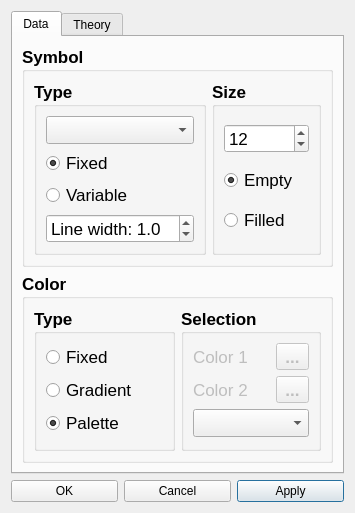
The window that RepTate/gui/markerSettings.ui (jorge-ramirez-upm/RepTate) describes before a commit, drawn with Qt 5.
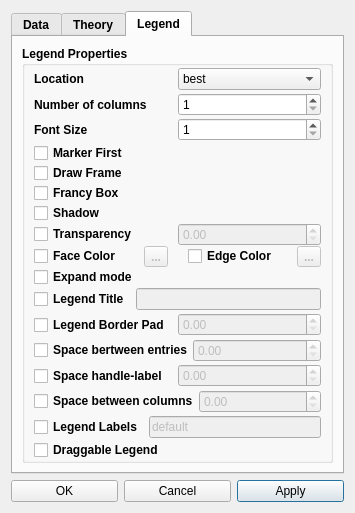
The same window after the commit. The open tabs and pages were chosen to show the change. Icons and pictures are not drawn.

Commit message: NEW: Legend settings

The edit to the form file:
```diff
--- a/RepTate/gui/markerSettings.ui
+++ b/RepTate/gui/markerSettings.ui
@@ -7,7 +7,7 @@
     <x>0</x>
     <y>0</y>
     <width>355</width>
-    <height>475</height>
+    <height>483</height>
    </rect>
   </property>
   <property name="windowTitle">
@@ -23,6 +23,12 @@
   <layout class="QVBoxLayout" name="verticalLayout">
    <item>
     <widget class="QTabWidget" name="tabWidget">
+     <property name="font">
+      <font>
+       <weight>75</weight>
+       <bold>true</bold>
+      </font>
+     </property>
      <property name="layoutDirection">
       <enum>Qt::LeftToRight</enum>
      </property>
@@ -497,6 +503,810 @@
        </item>
       </layout>
      </widget>
+     <widget class="QWidget" name="legend">
+      <attribute name="title">
+       <string>Legend</string>
+      </attribute>
+      <layout class="QVBoxLayout" name="verticalLayout_9">
+       <item>
+        <widget class="QGroupBox" name="groupBox_7">
+         <property name="title">
+          <string>Legend Properties</string>
+         </property>
+         <layout class="QVBoxLayout" name="verticalLayout_11">
+          <property name="spacing">
+           <number>0</number>
+          </property>
+          <property name="topMargin">
+           <number>0</number>
+          </property>
+          <property name="bottomMargin">
+           <number>0</number>
+          </property>
+          <item>
+           <widget class="QFrame" name="frameLocation">
+            <property name="frameShape">
+             <enum>QFrame::NoFrame</enum>
+            </property>
+            <property name="frameShadow">
+             <enum>QFrame::Raised</enum>
+            </property>
+            <layout class="QHBoxLayout" name="horizontalLayout_2">
+             <property name="spacing">
+              <number>0</number>
+             </property>
+             <property name="leftMargin">
+              <number>0</number>
+             </property>
+             <property name="topMargin">
+              <number>0</number>
+             </property>
+             <property name="rightMargin">
+              <number>0</number>
+             </property>
+             <property name="bottomMargin">
+              <number>0</number>
+             </property>
+             <item>
+              <widget class="QLabel" name="label">
+               <property name="toolTip">
+                <string>The location of the legend</string>
+               </property>
+               <property name="text">
+                <string>Location</string>
+               </property>
+              </widget>
+             </item>
+             <item>
+              <widget class="QComboBox" name="locationComboBox">
+               <property name="font">
+                <font>
+                 <weight>50</weight>
+                 <bold>false</bold>
+                </font>
+               </property>
+               <item>
+                <property name="text">
+                 <string>best</string>
+                </property>
+               </item>
+               <item>
+                <property name="text">
+                 <string>upper right</string>
+                </property>
+               </item>
+               <item>
+                <property name="text">
+                 <string>upper left</string>
+                </property>
+               </item>
+               <item>
+                <property name="text">
+                 <string>lower left</string>
+                </property>
+               </item>
+               <item>
+                <property name="text">
+                 <string>lower right</string>
+                </property>
+               </item>
+               <item>
+                <property name="text">
+                 <string>right</string>
+                </property>
+               </item>
+               <item>
+                <property name="text">
+                 <string>center left</string>
+                </property>
+               </item>
+               <item>
+                <property name="text">
+                 <string>center right</string>
+                </property>
+               </item>
+               <item>
+                <property name="text">
+                 <string>lower center</string>
+                </property>
+               </item>
+               <item>
+                <property name="text">
+                 <string>upper center</string>
+                </property>
+               </item>
+               <item>
+                <property name="text">
+                 <string>center</string>
+                </property>
+               </item>
+              </widget>
+             </item>
+            </layout>
+           </widget>
+          </item>
+          <item>
+           <widget class="QFrame" name="frameColumns">
+            <property name="frameShape">
+             <enum>QFrame::NoFrame</enum>
+            </property>
+            <property name="frameShadow">
+             <enum>QFrame::Raised</enum>
+            </property>
+            <layout class="QHBoxLayout" name="horizontalLayout_7">
+             <property name="spacing">
+              <number>0</number>
+             </property>
+             <property name="leftMargin">
+              <number>0</number>
+             </property>
+             <property name="topMargin">
+              <number>0</number>
+             </property>
+             <property name="rightMargin">
+              <number>0</number>
+             </property>
+             <property name="bottomMargin">
+              <number>0</number>
+             </property>
+             <item>
+              <widget class="QLabel" name="label_2">
+               <property name="toolTip">
+                <string>The number of columns that the legend has</string>
+               </property>
+               <property name="text">
+                <string>Number of columns</string>
+               </property>
+              </widget>
+             </item>
+             <item>
+              <widget class="QSpinBox" name="colSpinBox">
+               <property name="font">
+                <font>
+                 <weight>50</weight>
+                 <bold>false</bold>
+                </font>
+               </property>
+               <property name="minimum">
+                <number>1</number>
+               </property>
+               <property name="maximum">
+                <number>10</number>
+               </property>
+              </widget>
+             </item>
+            </layout>
+           </widget>
+          </item>
+          <item>
+           <widget class="QFrame" name="frameFont">
+            <property name="frameShape">
+             <enum>QFrame::NoFrame</enum>
+            </property>
+            <property name="frameShadow">
+             <enum>QFrame::Raised</enum>
+            </property>
+            <layout class="QHBoxLayout" name="horizontalLayout_8">
+             <property name="spacing">
+              <number>0</number>
+             </property>
+             <property name="leftMargin">
+              <number>0</number>
+             </property>
+             <property name="topMargin">
+              <number>0</number>
+             </property>
+             <property name="rightMargin">
+              <number>0</number>
+             </property>
+             <property name="bottomMargin">
+              <number>0</number>
+             </property>
+             <item>
+              <widget class="QLabel" name="label_3">
+               <property name="toolTip">
+                <string>Font size of the legend</string>
+               </property>
+               <property name="text">
+                <string>Font Size</string>
+               </property>
+              </widget>
+             </item>
+             <item>
+              <widget class="QSpinBox" name="fontsizeSpinBox">
+               <property name="font">
+                <font>
+                 <weight>50</weight>
+                 <bold>false</bold>
+                </font>
+               </property>
+               <property name="minimum">
+                <number>1</number>
+               </property>
+              </widget>
+             </item>
+            </layout>
+           </widget>
+          </item>
+          <item>
+           <widget class="QFrame" name="frameBoolean">
+            <property name="frameShape">
+             <enum>QFrame::NoFrame</enum>
+            </property>
+            <property name="frameShadow">
+             <enum>QFrame::Raised</enum>
+            </property>
+            <layout class="QGridLayout" name="gridLayout_2">
+             <property name="leftMargin">
+              <number>0</number>
+             </property>
+             <property name="topMargin">
+              <number>0</number>
+             </property>
+             <property name="rightMargin">
+              <number>0</number>
+             </property>
+             <property name="bottomMargin">
+              <number>0</number>
+             </property>
+             <property name="spacing">
+              <number>0</number>
+             </property>
+             <item row="7" column="0">
+              <widget class="QFrame" name="frameColors">
+               <property name="frameShape">
+                <enum>QFrame::NoFrame</enum>
+               </property>
+               <property name="frameShadow">
+                <enum>QFrame::Raised</enum>
+               </property>
+               <layout class="QHBoxLayout" name="horizontalLayout_10">
+                <property name="spacing">
+                 <number>20</number>
+                </property>
+                <property name="leftMargin">
+                 <number>0</number>
+                </property>
+                <property name="topMargin">
+                 <number>0</number>
+                </property>
+                <property name="rightMargin">
+                 <number>0</number>
+                </property>
+                <property name="bottomMargin">
+                 <number>0</number>
+                </property>
+                <item>
+                 <layout class="QHBoxLayout" name="horizontalLayout_17">
+                  <property name="spacing">
+                   <number>0</number>
+                  </property>
+                  <item>
+                   <widget class="QCheckBox" name="facecolorCheckBox">
+                    <property name="toolTip">
+                     <string>Legend’s background color</string>
+                    </property>
+                    <property name="text">
+                     <string>Face Color</string>
+                    </property>
+                   </widget>
+                  </item>
+                  <item>
+                   <widget class="QLabel" name="labelFaceColor">
+                    <property name="enabled">
+                     <bool>false</bool>
+                    </property>
+                    <property name="font">
+                     <font>
+                      <weight>50</weight>
+                      <bold>false</bold>
+                     </font>
+                    </property>
+                    <property name="text">
+                     <string/>
+                    </property>
+                   </widget>
+                  </item>
+                  <item>
+                   <widget class="QToolButton" name="pickFaceColor">
+                    <property name="enabled">
+                     <bool>false</bool>
+                    </property>
+                    <property name="text">
+                     <string>...</string>
+                    </property>
+                   </widget>
+                  </item>
+                 </layout>
+                </item>
+                <item>
+                 <layout class="QHBoxLayout" name="horizontalLayout_18">
+                  <property name="spacing">
+                   <number>0</number>
+                  </property>
+                  <item>
+                   <widget class="QCheckBox" name="edgecolorCheckBox">
+                    <property name="toolTip">
+                     <string>Legend’s background patch edge color</string>
+                    </property>
+                    <property name="text">
+                     <string>Edge Color</string>
+                    </property>
+                   </widget>
+                  </item>
+                  <item>
+                   <widget class="QLabel" name="labelEdgeColor">
+                    <property name="enabled">
+                     <bool>false</bool>
+                    </property>
+                    <property name="font">
+                     <font>
+                      <weight>50</weight>
+                      <bold>false</bold>
+                     </font>
+                    </property>
+                    <property name="text">
+                     <string/>
+                    </property>
+                   </widget>
+                  </item>
+                  <item>
+                   <widget class="QToolButton" name="pickEdgeColor">
+                    <property name="enabled">
+                     <bool>false</bool>
+                    </property>
+                    <property name="text">
+                     <string>...</string>
+                    </property>
+                   </widget>
+                  </item>
+                 </layout>
+                </item>
+               </layout>
+              </widget>
+             </item>
+             <item row="2" column="0">
+              <widget class="QCheckBox" name="fancyboxCheckBox">
+               <property name="toolTip">
+                <string>Draw legend frame with round edges?</string>
+               </property>
+               <property name="text">
+                <string>Francy Box</string>
+               </property>
+              </widget>
+             </item>
+             <item row="0" column="0">
+              <widget class="QCheckBox" name="markerfirstCheckBox">
+               <property name="toolTip">
+                <string>If True, legend marker is placed to the left of the legend label</string>
+               </property>
+               <property name="text">
+                <string>Marker First</string>
+               </property>
+              </widget>
+             </item>
+             <item row="1" column="0">
+              <widget class="QCheckBox" name="frameonCheckBox">
+               <property name="toolTip">
+                <string>Draw the legend inside a patch (frame)?</string>
+               </property>
+               <property name="text">
+                <string>Draw Frame</string>
+               </property>
+              </widget>
+             </item>
+             <item row="4" column="0">
+              <widget class="QFrame" name="frameTransparency">
+               <property name="frameShape">
+                <enum>QFrame::NoFrame</enum>
+               </property>
+               <property name="frameShadow">
+                <enum>QFrame::Raised</enum>
+               </property>
+               <layout class="QHBoxLayout" name="horizontalLayout_9">
+                <property name="spacing">
+                 <number>0</number>
+                </property>
+                <property name="leftMargin">
+                 <number>0</number>
+                </property>
+                <property name="topMargin">
+                 <number>0</number>
+                </property>
+                <property name="rightMargin">
+                 <number>0</number>
+                </property>
+                <property name="bottomMargin">
+                 <number>0</number>
+                </property>
+                <item>
+                 <widget class="QCheckBox" name="framealphaCheckBox">
+                  <property name="toolTip">
+                   <string>Alpha transparency of the legend’s background</string>
+                  </property>
+                  <property name="text">
+                   <string>Transparency</string>
+                  </property>
+                 </widget>
+                </item>
+                <item>
+                 <widget class="QDoubleSpinBox" name="framealphaSpinBox">
+                  <property name="enabled">
+                   <bool>false</bool>
+                  </property>
+                  <property name="font">
+                   <font>
+                    <weight>50</weight>
+                    <bold>false</bold>
+                   </font>
+                  </property>
+                  <property name="maximum">
+                   <double>1.000000000000000</double>
+                  </property>
+                  <property name="singleStep">
+                   <double>0.050000000000000</double>
+                  </property>
+                 </widget>
+                </item>
+               </layout>
+              </widget>
+             </item>
+             <item row="9" column="0">
+              <widget class="QCheckBox" name="modeCheckBox">
+               <property name="toolTip">
+                <string>Expand the legend horizontally to fill the axes area?</string>
+               </property>
+               <property name="text">
+                <string>Expand mode</string>
+               </property>
+              </widget>
+             </item>
+             <item row="3" column="0">
+              <widget class="QCheckBox" name="shadowCheckBox">
+               <property name="toolTip">
+                <string>Draw a shadow behind the legend?</string>
+               </property>
+               <property name="text">
+                <string>Shadow</string>
+               </property>
+              </widget>
+             </item>
+            </layout>
+           </widget>
+          </item>
+          <item>
+           <widget class="QFrame" name="frameTitle">
+            <property name="frameShape">
+             <enum>QFrame::NoFrame</enum>
+            </property>
+            <property name="frameShadow">
+             <enum>QFrame::Raised</enum>
+            </property>
+            <layout class="QHBoxLayout" name="horizontalLayout_11">
+             <property name="spacing">
+              <number>6</number>
+             </property>
+             <property name="leftMargin">
+              <number>0</number>
+             </property>
+             <property name="topMargin">
+              <number>0</number>
+             </property>
+             <property name="rightMargin">
+              <number>0</number>
+             </property>
+             <property name="bottomMargin">
+              <number>0</number>
+             </property>
+             <item>
+              <widget class="QCheckBox" name="legendtitleCheckBox">
+               <property name="toolTip">
+                <string>Set Legend Title (default None)</string>
+               </property>
+               <property name="text">
+                <string>Legend Title</string>
+               </property>
+              </widget>
+             </item>
+             <item>
+              <widget class="QLineEdit" name="legendtitleStr">
+               <property name="enabled">
+                <bool>false</bool>
+               </property>
+               <property name="toolTip">
+                <string>Legend’s title (none if left empty)</string>
+               </property>
+              </widget>
+             </item>
+            </layout>
+           </widget>
+          </item>
+          <item>
+           <widget class="QFrame" name="borderpadframe">
+            <property name="frameShape">
+             <enum>QFrame::NoFrame</enum>
+            </property>
+            <property name="frameShadow">
+             <enum>QFrame::Raised</enum>
+            </property>
+            <layout class="QHBoxLayout" name="horizontalLayout_13">
+             <property name="spacing">
+              <number>0</number>
+             </property>
+             <property name="leftMargin">
+              <number>0</number>
+             </property>
+             <property name="topMargin">
+              <number>0</number>
+             </property>
+             <property name="rightMargin">
+              <number>0</number>
+             </property>
+             <property name="bottomMargin">
+              <number>0</number>
+             </property>
+             <item>
+              <widget class="QCheckBox" name="borderpadCheckBox">
+               <property name="toolTip">
+                <string>Fractional whitespace inside the legend border</string>
+               </property>
+               <property name="text">
+                <string>Legend Border Pad</string>
+               </property>
+              </widget>
+             </item>
+             <item>
+              <widget class="QDoubleSpinBox" name="borderpadSpinBox">
+               <property name="enabled">
+                <bool>false</bool>
+               </property>
+               <property name="font">
+                <font>
+                 <weight>50</weight>
+                 <bold>false</bold>
+                </font>
+               </property>
+               <property name="maximum">
+                <double>1.000000000000000</double>
+               </property>
+               <property name="singleStep">
+                <double>0.050000000000000</double>
+               </property>
+              </widget>
+             </item>
+            </layout>
+           </widget>
+          </item>
+          <item>
+           <widget class="QFrame" name="frame">
+            <property name="frameShape">
+             <enum>QFrame::NoFrame</enum>
+            </property>
+            <property name="frameShadow">
+             <enum>QFrame::Raised</enum>
+            </property>
+            <layout class="QHBoxLayout" name="horizontalLayout_14">
+             <property name="spacing">
+              <number>0</number>
+             </property>
+             <property name="leftMargin">
+              <number>0</number>
+             </property>
+             <property name="topMargin">
+              <number>0</number>
+             </property>
+             <property name="rightMargin">
+              <number>0</number>
+             </property>
+             <property name="bottomMargin">
+              <number>0</number>
+             </property>
+             <item>
+              <widget class="QCheckBox" name="labelspacingCheckBox">
+               <property name="text">
+                <string>Space bertween entries</string>
+               </property>
+              </widget>
+             </item>
+             <item>
+              <widget class="QDoubleSpinBox" name="labelspacingSpinBox">
+               <property name="enabled">
+                <bool>false</bool>
+               </property>
+               <property name="font">
+                <font>
+                 <weight>50</weight>
+                 <bold>false</bold>
+                </font>
+               </property>
+               <property name="maximum">
+                <double>2.000000000000000</double>
+               </property>
+               <property name="singleStep">
+                <double>0.100000000000000</double>
+               </property>
+              </widget>
+             </item>
+            </layout>
+           </widget>
+          </item>
+          <item>
+           <widget class="QFrame" name="frame_2">
+            <property name="frameShape">
+             <enum>QFrame::NoFrame</enum>
+            </property>
+            <property name="frameShadow">
+             <enum>QFrame::Raised</enum>
+            </property>
+            <layout class="QHBoxLayout" name="horizontalLayout_15">
+             <property name="spacing">
+              <number>0</number>
+             </property>
+             <property name="leftMargin">
+              <number>0</number>
+             </property>
+             <property name="topMargin">
+              <number>0</number>
+             </property>
+             <property name="rightMargin">
+              <number>0</number>
+             </property>
+             <property name="bottomMargin">
+              <number>0</number>
+             </property>
+             <item>
+              <widget class="QCheckBox" name="handletextpadCheckBox">
+               <property name="text">
+                <string>Space handle-label</string>
+               </property>
+              </widget>
+             </item>
+             <item>
+              <widget class="QDoubleSpinBox" name="handletextpadSpinBox">
+               <property name="enabled">
+                <bool>false</bool>
+               </property>
+               <property name="font">
+                <font>
+                 <weight>50</weight>
+                 <bold>false</bold>
+                </font>
+               </property>
+               <property name="maximum">
+                <double>4.000000000000000</double>
+               </property>
+               <property name="singleStep">
+                <double>0.100000000000000</double>
+               </property>
+              </widget>
+             </item>
+            </layout>
+           </widget>
+          </item>
+          <item>
+           <widget class="QFrame" name="frame_3">
+            <property name="frameShape">
+             <enum>QFrame::NoFrame</enum>
+            </property>
+            <property name="frameShadow">
+             <enum>QFrame::Raised</enum>
+            </property>
+            <layout class="QHBoxLayout" name="horizontalLayout_16">
+             <property name="spacing">
+              <number>0</number>
+             </property>
+             <property name="leftMargin">
+              <number>0</number>
+             </property>
+             <property name="topMargin">
+              <number>0</number>
+             </property>
+             <property name="rightMargin">
+              <number>0</number>
+             </property>
+             <property name="bottomMargin">
+              <number>0</number>
+             </property>
+             <item>
+              <widget class="QCheckBox" name="columnspacingCheckBox">
+               <property name="text">
+                <string>Space between columns</string>
+               </property>
+              </widget>
+             </item>
+             <item>
+              <widget class="QDoubleSpinBox" name="columnspacingSpinBox">
+               <property name="enabled">
+                <bool>false</bool>
+               </property>
+               <property name="font">
+                <font>
+                 <weight>50</weight>
+                 <bold>false</bold>
+                </font>
+               </property>
+               <property name="maximum">
+                <double>10.000000000000000</double>
+               </property>
+               <property name="singleStep">
+                <double>0.250000000000000</double>
+               </property>
+              </widget>
+             </item>
+            </layout>
+           </widget>
+          </item>
+          <item>
+           <widget class="QFrame" name="frameLabelString">
+            <property name="frameShape">
+             <enum>QFrame::NoFrame</enum>
+            </property>
+            <property name="frameShadow">
+             <enum>QFrame::Raised</enum>
+            </property>
+            <layout class="QHBoxLayout" name="horizontalLayout_12">
+             <property name="spacing">
+              <number>6</number>
+             </property>
+             <property name="leftMargin">
+              <number>0</number>
+             </property>
+             <property name="topMargin">
+              <number>0</number>
+             </property>
+             <property name="rightMargin">
+              <number>0</number>
+             </property>
+             <property name="bottomMargin">
+              <number>0</number>
+             </property>
+             <item>
+              <widget class="QCheckBox" name="legendlabelCheckBox">
+               <property name="toolTip">
+                <string>Set Legend label (default = all basic file parameters with values)</string>
+               </property>
+               <property name="text">
+                <string>Legend Labels</string>
+               </property>
+              </widget>
+             </item>
+             <item>
+              <widget class="QLineEdit" name="legendlabelStr">
+               <property name="enabled">
+                <bool>false</bool>
+               </property>
+               <property name="font">
+                <font>
+                 <weight>50</weight>
+                 <bold>false</bold>
+                </font>
+               </property>
+               <property name="toolTip">
+                <string>default = all basic file parameters with values</string>
+               </property>
+               <property name="text">
+                <string>default</string>
+               </property>
+              </widget>
+             </item>
+            </layout>
+           </widget>
+          </item>
+          <item>
+           <widget class="QCheckBox" name="draggableCheckBox">
+            <property name="toolTip">
+             <string>Can the user move the legend with the mouse?</string>
+            </property>
+            <property name="text">
+             <string>Draggable Legend</string>
+            </property>
+           </widget>
+          </item>
+         </layout>
+        </widget>
+       </item>
+      </layout>
+     </widget>
     </widget>
    </item>
    <item>
```
Left out of the diff: 494 changed lines with no effect on the pictures. The commit also changes 9 other files.
